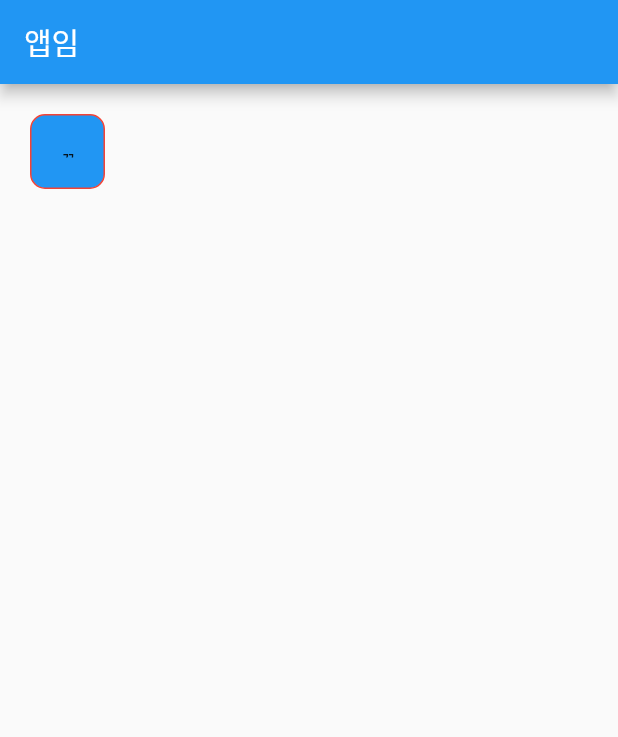
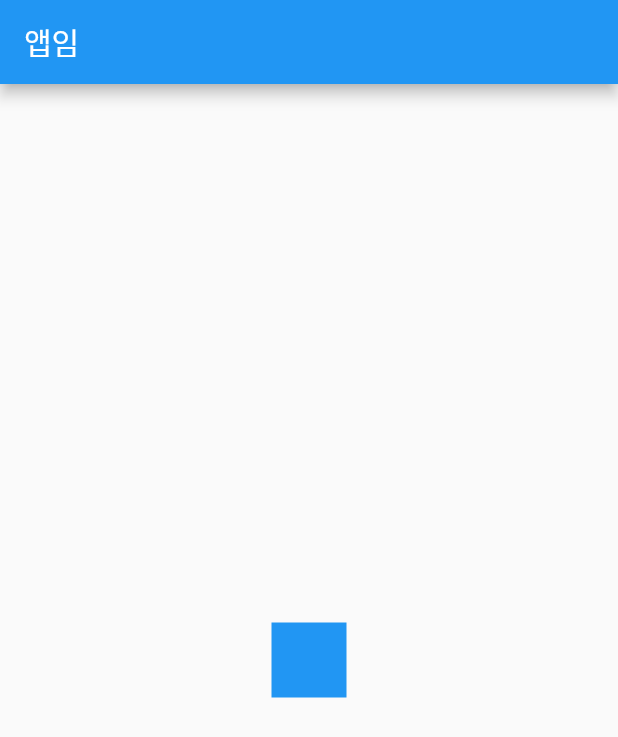
Before and after one commit to Hamjeonghui/contact, a Flutter app: the screen it shows after launch, on a phone screen of 412 x 824 dp. Shown: the top 737 px of the screen. Run offline on Flutter 3.47's test engine with Material 2 defaults, Android fonts, the phone set to English and light mode, and no system bars.

Commit message:
컨테이너 박스 정렬 1_중앙정렬

```diff
--- a/lib/main.dart
+++ b/lib/main.dart
@@ -14,17 +14,10 @@ class MyApp extends StatelessWidget {
 
         appBar: AppBar(title: Text('앱임')),
 
-        body: Container(
-            width: 50, height: 50, //color: Colors.blue -> decoration위젯 사용 순간 해당 컬러값은 그 위젯안에 넣어야만 중복에러가 없다.
-            //all은 전체여백관리이며, fromLTRB객체를 활용하면 좌상우하 방향여백 값을 개별부여 가능하다.
-            margin: EdgeInsets.all(20),//margin20
-            padding: EdgeInsets.all(20),//padding20
-            decoration: BoxDecoration( //색상, 보더, 그림자 등등 박스의 스타일 부여 위젯
-              color: Colors.blue,
-              border: Border.all(color: Colors.red),
-              borderRadius: BorderRadius.all(Radius.circular(10))
-            ),
-            child: Text("낄낄"),
+        body: Center(
+          child: Container( //우클릭+전구||alt+enter로 해당 컨테이너 정렬 바로 변경 가능
+              width: 50, height: 50, color: Colors.blue,
+          ),
         ),
       )
     );
```
